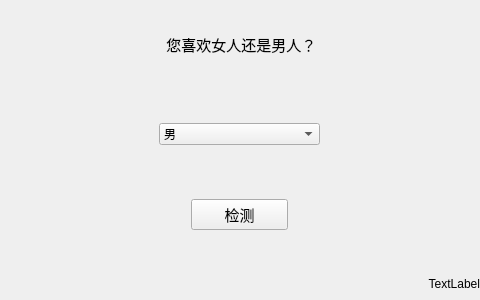
Old version of the form ui/main.ui in the repository ObBack/gay---.
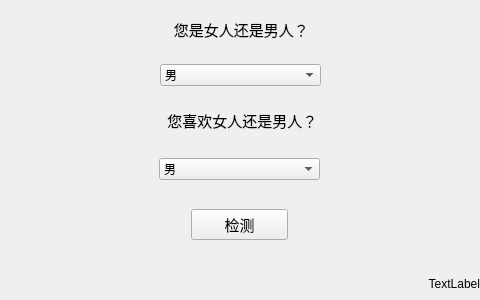
New version of the form.

Commit message: [up] 增加用户性别选择

```diff
--- a/ui/main.ui
+++ b/ui/main.ui
@@ -18,9 +18,9 @@
     <property name="geometry">
      <rect>
       <x>-1</x>
-      <y>19</y>
+      <y>9</y>
       <width>481</width>
-      <height>51</height>
+      <height>41</height>
      </rect>
     </property>
     <layout class="QHBoxLayout" name="horizontalLayout_2">
@@ -33,7 +33,7 @@
         </font>
        </property>
        <property name="text">
-        <string> 您喜欢女人还是男人？</string>
+        <string> 您是女人还是男人？</string>
        </property>
        <property name="alignment">
         <set>Qt::AlignmentFlag::AlignCenter</set>
@@ -46,9 +46,9 @@
     <property name="geometry">
      <rect>
       <x>-1</x>
-      <y>99</y>
+      <y>149</y>
       <width>481</width>
-      <height>71</height>
+      <height>41</height>
      </rect>
     </property>
     <layout class="QHBoxLayout" name="horizontalLayout_3" stretch="1,1,1">
@@ -81,9 +81,9 @@
     <property name="geometry">
      <rect>
       <x>-1</x>
-      <y>179</y>
+      <y>199</y>
       <width>481</width>
-      <height>71</height>
+      <height>51</height>
      </rect>
     </property>
     <layout class="QHBoxLayout" name="horizontalLayout" stretch="2,1,2">
@@ -130,6 +130,69 @@
      </item>
     </layout>
    </widget>
+   <widget class="QWidget" name="verticalLayoutWidget_3">
+    <property name="geometry">
+     <rect>
+      <x>0</x>
+      <y>60</y>
+      <width>481</width>
+      <height>31</height>
+     </rect>
+    </property>
+    <layout class="QHBoxLayout" name="horizontalLayout_5" stretch="1,1,1">
+     <item>
+      <layout class="QVBoxLayout" name="verticalLayout_5"/>
+     </item>
+     <item>
+      <widget class="QComboBox" name="user_gender">
+       <property name="cursor">
+        <cursorShape>PointingHandCursor</cursorShape>
+       </property>
+       <item>
+        <property name="text">
+         <string>男</string>
+        </property>
+       </item>
+       <item>
+        <property name="text">
+         <string>女</string>
+        </property>
+       </item>
+      </widget>
+     </item>
+     <item>
+      <layout class="QVBoxLayout" name="verticalLayout_6"/>
+     </item>
+    </layout>
+   </widget>
+   <widget class="QWidget" name="verticalLayoutWidget_4">
+    <property name="geometry">
+     <rect>
+      <x>0</x>
+      <y>100</y>
+      <width>481</width>
+      <height>41</height>
+     </rect>
+    </property>
+    <layout class="QHBoxLayout" name="horizontalLayout_7">
+     <item>
+      <widget class="QLabel" name="label_3">
+       <property name="font">
+        <font>
+         <family>汉仪润圆</family>
+         <pointsize>11</pointsize>
+        </font>
+       </property>
+       <property name="text">
+        <string> 您喜欢女人还是男人？</string>
+       </property>
+       <property name="alignment">
+        <set>Qt::AlignmentFlag::AlignCenter</set>
+       </property>
+      </widget>
+     </item>
+    </layout>
+   </widget>
   </widget>
  </widget>
  <resources/>
```
Left out of the diff: 2 changed lines with no effect on the pictures. The commit also changes 1 other file.
